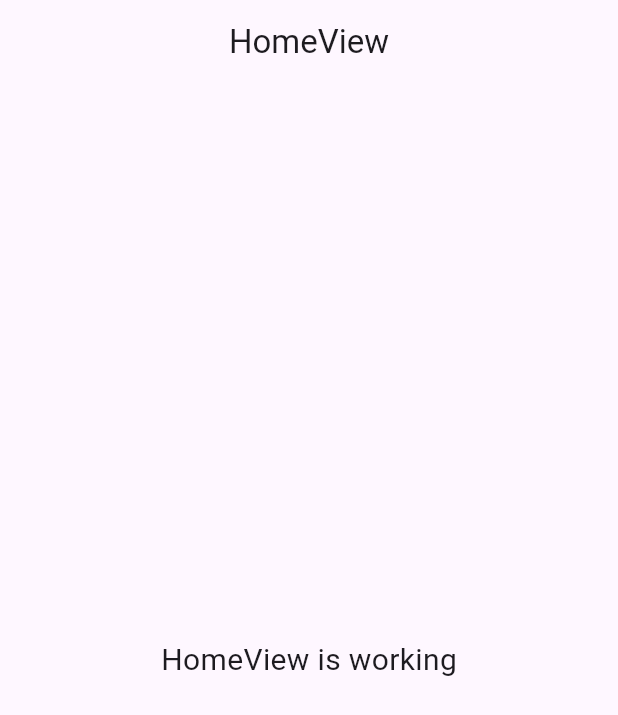
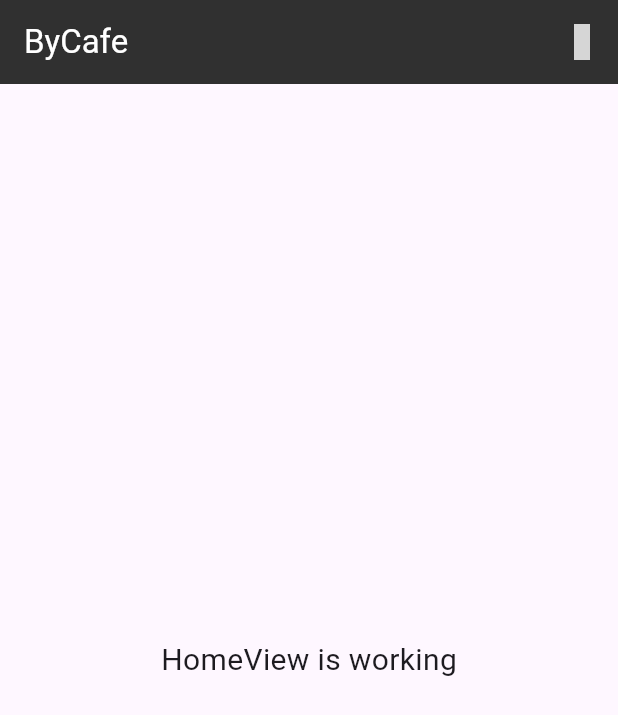
Before and after one commit to Billyuu/By-Cafe, a Flutter app: the screen it shows after launch, on a phone screen of 412 x 824 dp. Shown: the top 715 px of the screen. Run offline on Flutter 3.47's test engine with Material 3 defaults, Android fonts, the phone set to English and light mode, and no system bars; our stand-ins replace get, iconsax_flutter; grey boxes are pictures that could not be loaded.

Commit message:
membuat appbar

```diff
--- a/lib/app/modules/home/views/home_view.dart
+++ b/lib/app/modules/home/views/home_view.dart
@@ -1,6 +1,7 @@
 import 'package:flutter/material.dart';
 
 import 'package:get/get.dart';
+import 'package:iconsax_flutter/iconsax_flutter.dart';
 
 import '../controllers/home_controller.dart';
 
@@ -10,8 +11,18 @@ class HomeView extends GetView<HomeController> {
   Widget build(BuildContext context) {
     return Scaffold(
       appBar: AppBar(
-        title: const Text('HomeView'),
-        centerTitle: true,
+        backgroundColor: const Color(0xff303030),
+        title: Text(
+          'ByCafe',
+          style: TextStyle( color: Colors.white),
+        ),
+        actions: [
+          IconButton(
+            onPressed: () {},
+            icon: Icon(Iconsax.menu_1_copy),
+            color: Colors.white,
+          )
+        ],
       ),
       body: const Center(
         child: Text(
--- a/pubspec.yaml
+++ b/pubspec.yaml
@@ -36,6 +36,7 @@ dependencies:
   # Use with the CupertinoIcons class for iOS style icons.
   cupertino_icons: ^1.0.8
   get: ^4.7.2
+  iconsax_flutter: ^1.0.0
 
 dev_dependencies:
   flutter_test:
@@ -76,9 +77,9 @@ flutter:
   # list giving the asset and other descriptors for the font. For
   # example:
   # fonts:
-  #   - family: Schyler
+  #   - family: pacifico
   #     fonts:
-  #       - asset: fonts/Schyler-Regular.ttf
+  #       - asset: fonts/pacifico/Pacifico-Regular.ttf
   #       - asset: fonts/Schyler-Italic.ttf
   #         style: italic
   #   - family: Trajan Pro
```
Also changed, not shown: pubspec.lock, 7 other files.
